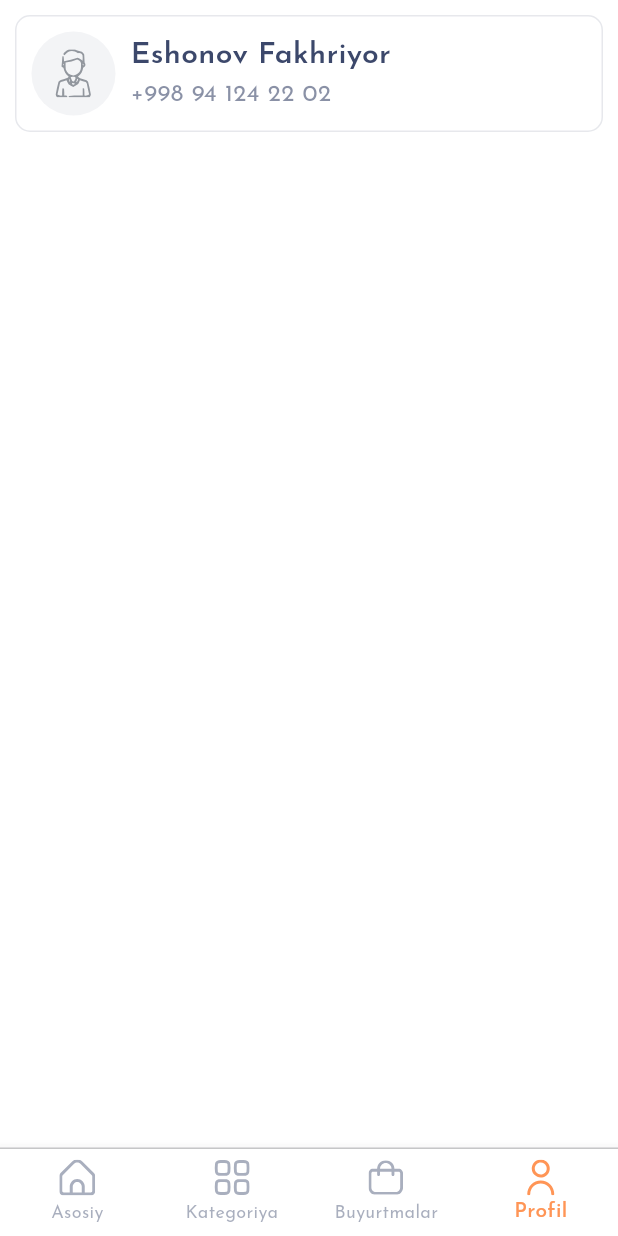
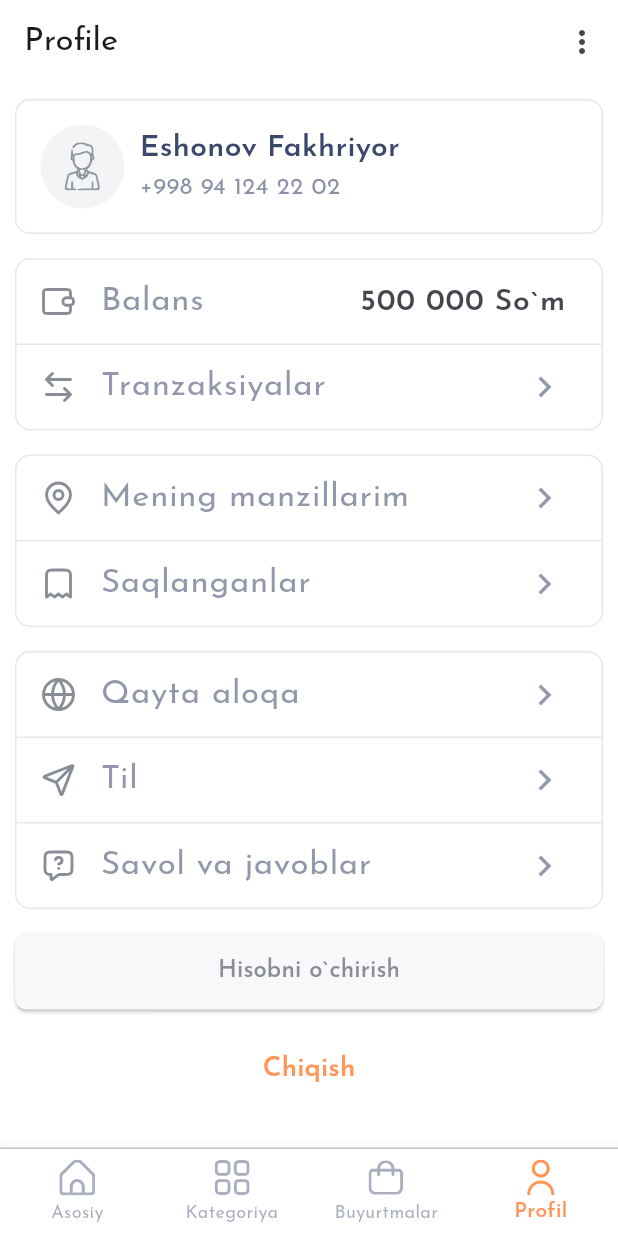
Before and after one commit to MukhammadTukhsanov/del-continue, a Flutter app: the Home screen opened directly, item 4 of the bottom bar chosen, on a phone screen of 412 x 824 dp. Run offline on Flutter 3.47's test engine with Material 3 defaults, Android fonts, the light colour scheme and no system bars; our stand-ins replace firebase_core, flutter_svg, geocoding, geolocator, google_maps_flutter, image_picker and 2 more; accounts and stored records are empty; network calls fail.

Commit message:
new changes

```diff
--- a/lib/core/services/storage_service.dart
+++ b/lib/core/services/storage_service.dart
@@ -6,7 +6,8 @@ class StorageService {
   static const String _addressKey = "savedAddress";
   static const String _locationKey = "user_location";
 
-  static Future<void> userLocation(double latitude, double longitude) async {
+  static Future<void> saveUserLocation(
+      double latitude, double longitude) async {
     try {
       SharedPreferences pref = await SharedPreferences.getInstance();
 
--- a/lib/presentation/pages/home.dart
+++ b/lib/presentation/pages/home.dart
@@ -29,7 +29,7 @@ class _HomeState extends State<Home> {
     Main(),
     Center(child: Text("Category Page", style: TextStyle(fontSize: 20))),
     Center(child: Text("Orders Page", style: TextStyle(fontSize: 20))),
-    Profil(), // Add SettingsPage here
+    Profile(), // Add SettingsPage here
   ];
 
   Widget _buildSvgIcon(String assetName, {required bool isSelected}) {
--- a/lib/presentation/pages/profil.dart
+++ b/lib/presentation/pages/profil.dart
@@ -2,23 +2,25 @@ import 'dart:io';
 
 import 'package:flutter/material.dart';
 import 'package:flutter/services.dart';
-import 'package:flutter_svg/svg.dart';
+import 'package:flutter_svg/flutter_svg.dart';
+import 'package:geo_scraper_mobile/presentation/pages/deliveryAddress.dart';
+import 'package:geo_scraper_mobile/presentation/pages/editPhoneNumber.dart';
+import 'package:geo_scraper_mobile/presentation/pages/transactions.dart';
 import 'package:image_picker/image_picker.dart';
 
-class Profil extends StatefulWidget {
-  const Profil({super.key});
+class Profile extends StatefulWidget {
+  const Profile({super.key});
 
   @override
-  _ProfilState createState() => _ProfilState();
+  _ProfileState createState() => _ProfileState();
 }
 
-class _ProfilState extends State<Profil> {
+class _ProfileState extends State<Profile> {
   File? _imageFile;
   final ImagePicker _picker = ImagePicker();
 
   Future<void> _pickImage() async {
     final pickedFile = await _picker.pickImage(source: ImageSource.gallery);
-
     if (pickedFile != null) {
       setState(() {
         _imageFile = File(pickedFile.path);
@@ -31,64 +33,213 @@ class _ProfilState extends State<Profil> {
     SystemChrome.setSystemUIOverlayStyle(const SystemUiOverlayStyle(
         statusBarColor: Colors.transparent,
         statusBarIconBrightness: Brightness.dark));
+
     return Scaffold(
       backgroundColor: Colors.white,
+      appBar: _buildAppBar(context),
       body: SafeArea(
           child: Padding(
         padding: const EdgeInsets.all(10.0),
+        child: SingleChildScrollView(
             child: Column(
           children: [
-            Container(
-              padding: EdgeInsets.all(10),
-              decoration: BoxDecoration(
-                border: Border.all(width: 1, color: Color(0x203c486b)),
-                borderRadius: BorderRadius.circular(10),
+            _userInfo(),
+            _buildProfileSection([
+              _buildProfileListItem("wallet", "Balans", () {}, "500 000 So`m"),
+              const Divider(color: Color(0x203c486b), thickness: 1, height: 1),
+              _buildProfileListItem("transaction", "Tranzaksiyalar", () {
+                Navigator.push(context,
+                    MaterialPageRoute(builder: (context) => Transactions()));
+              }),
+            ]),
+            _buildProfileSection([
+              _buildProfileListItem("marker-pin", "Mening manzillarim", () {
+                Navigator.push(context,
+                    MaterialPageRoute(builder: (context) => DeliveryAddress()));
+              }),
+              const Divider(color: Color(0x203c486b), thickness: 1, height: 1),
+              _buildProfileListItem("receipt", "Saqlanganlar", () {}),
+            ]),
+            _buildProfileSection([
+              _buildProfileListItem("globe", "Qayta aloqa", () {}),
+              const Divider(color: Color(0x203c486b), thickness: 1, height: 1),
+              _buildProfileListItem("send", "Til", () {}),
+              const Divider(color: Color(0x203c486b), thickness: 1, height: 1),
+              _buildProfileListItem("faq", "Savol va javoblar", () {}),
+            ]),
+            _buildDeleteButton(),
+            _buildLogoutButton(),
+          ],
+        )),
+      )),
+    );
+  }
+
+  AppBar _buildAppBar(BuildContext context) {
+    return AppBar(
+      backgroundColor: Colors.white,
+      surfaceTintColor: Colors.white,
+      title: const Text("Profile"),
+      actions: [
+        _buildPopupMenu(context),
+      ],
+    );
+  }
+
+  Widget _buildPopupMenu(BuildContext context) {
+    return PopupMenuButton<int>(
+      color: Colors.white,
+      icon: const Icon(Icons.more_vert),
+      onSelected: (value) {
+        if (value == 1) {
+          Navigator.push(
+              context, MaterialPageRoute(builder: (_) => EditPhoneNumber()));
+        } else if (value == 2) {
+          print("Выход нажат");
+        }
+      },
+      itemBuilder: (_) => [
+        _buildPopupMenuItem("phone", "Telefon raqamini tahrirlash", 1),
+        const PopupMenuDivider(),
+        _buildPopupMenuItem("edit", "Shaxsiy ma`lumotlarni tahrirlash", 2),
+      ],
+    );
+  }
+
+  PopupMenuItem<int> _buildPopupMenuItem(String icon, String title, int value) {
+    return PopupMenuItem<int>(
+      value: value,
+      child: Row(
+        children: [
+          SvgPicture.asset("assets/icons/$icon.svg", width: 22),
+          const SizedBox(width: 10),
+          Text(title,
+              style: const TextStyle(color: Color(0xff3c486b), fontSize: 14)),
+        ],
       ),
+    );
+  }
+
+  Widget _userInfo() {
+    return Container(
+      padding: const EdgeInsets.all(16),
+      decoration: _boxDecoration(),
       child: Row(
         children: [
           GestureDetector(
             onTap: _pickImage,
             child: CircleAvatar(
               radius: 28,
-                      backgroundColor: Color(0x103c486b),
+              backgroundColor: const Color(0x103c486b),
               backgroundImage:
                   _imageFile != null ? FileImage(_imageFile!) : null,
               child: _imageFile == null
-                          ? SvgPicture.asset(
-                              "assets/icons/no-avatar.svg",
-                              width: 32,
-                              fit: BoxFit.cover,
-                            )
+                  ? SvgPicture.asset("assets/icons/no-avatar.svg", width: 32)
                   : null,
             ),
           ),
-                  SizedBox(width: 10),
-                  Column(
-                    mainAxisAlignment: MainAxisAlignment.center,
+          const SizedBox(width: 10),
+          _userDetails(),
+        ],
+      ),
+    );
+  }
+
+  BoxDecoration _boxDecoration() {
+    return BoxDecoration(
+      border: Border.all(width: 1, color: const Color(0x203c486b)),
+      borderRadius: BorderRadius.circular(10),
+    );
+  }
+
+  Column _userDetails() {
+    return Column(
       crossAxisAlignment: CrossAxisAlignment.start,
-                    children: [
-                      Text(
-                        "Eshonov Fakhriyor",
+      children: const [
+        Text("Eshonov Fakhriyor",
             style: TextStyle(
                 fontSize: 20,
                 fontWeight: FontWeight.w600,
-                            color: Color(0xff3c486b)),
-                      ),
-                      Text(
-                        "+998 94 124 22 02",
+                color: Color(0xff3c486b))),
+        Text("+998 94 124 22 02",
             style: TextStyle(
                 fontSize: 16,
                 fontWeight: FontWeight.w400,
-                            color: Color(0x993c486b)),
+                color: Color(0x993c486b))),
+      ],
+    );
+  }
+
+  Widget _buildProfileSection(List<Widget> items) {
+    return Container(
+      margin: EdgeInsets.only(top: 16),
+      decoration: _boxDecoration(),
+      child: Column(children: items),
+    );
+  }
+
+  Widget _buildProfileListItem(String iconSvg, String title, VoidCallback onTap,
+      [String? subtitle]) {
+    return Column(
+      children: [
+        ListTile(
+          leading: SvgPicture.asset("assets/icons/$iconSvg.svg", width: 24),
+          title: Text(title,
+              style: const TextStyle(fontSize: 22, color: Color(0x903c486b))),
+          trailing: (subtitle?.isEmpty ?? true)
+              ? const Icon(
+                  Icons.chevron_right,
+                  color: Color(0x903c486b),
+                  size: 28,
+                )
+              : Text(
+                  subtitle ?? '',
+                  style: const TextStyle(
+                      fontSize: 20, fontWeight: FontWeight.w600),
                 ),
-                    ],
+          onTap: onTap,
         )
       ],
+    );
+  }
+
+  Widget _buildDeleteButton() {
+    return Container(
+      margin: EdgeInsets.only(top: 16),
+      width: double.infinity,
+      child: ElevatedButton(
+        style: _buttonStyle(),
+        onPressed: () {},
+        child: const Text("Hisobni o`chirish",
+            style: TextStyle(
+                fontSize: 16,
+                fontWeight: FontWeight.w500,
+                color: Color(0xff898e96))),
       ),
-            )
-          ],
+    );
+  }
+
+  Widget _buildLogoutButton() {
+    return Container(
+      margin: EdgeInsets.only(top: 16),
+      width: double.infinity,
+      child: TextButton(
+        onPressed: () {},
+        child: const Text("Chiqish",
+            style: TextStyle(
+                fontSize: 18,
+                color: Color(0xffff9556),
+                fontWeight: FontWeight.w600)),
       ),
-      )),
+    );
+  }
+
+  ButtonStyle _buttonStyle() {
+    return ButtonStyle(
+      fixedSize: WidgetStateProperty.all(const Size.fromHeight(51)),
+      backgroundColor: WidgetStateProperty.all(const Color(0xfff8f8fa)),
+      shape: WidgetStateProperty.all(
+          RoundedRectangleBorder(borderRadius: BorderRadius.circular(8))),
     );
   }
 }
--- a/lib/presentation/screens/splash_screen.dart
+++ b/lib/presentation/screens/splash_screen.dart
@@ -38,7 +38,7 @@ class _SplashScreenState extends State<SplashScreen> {
         throw Exception("Incomplete address data");
       }
 
-      await StorageService.userLocation(
+      await StorageService.saveUserLocation(
           position["latitude"]!, position["longitude"]!);
 
       await StorageService.saveAddress(address["street"]!, address["locality"]!,
--- a/pubspec.yaml
+++ b/pubspec.yaml
@@ -43,6 +43,8 @@ dependencies:
   geolocator: ^13.0.2
   location: ^8.0.0
   image_picker: ^1.1.2
+  google_maps_flutter: ^2.10.0
+  google_maps_cluster_manager: ^3.1.0
 
 dev_dependencies:
   flutter_test:
```
Also changed, not shown: lib/presentation/pages/deliveryAddress.dart (added, +217 -0 lines), lib/presentation/pages/editPhoneNumber.dart (added, +84 -0 lines), lib/presentation/pages/transactions.dart (added, +72 -0 lines), lib/presentation/widgets/text_field.dart (+7 -3 lines), assets/icons/edit.svg (added), assets/icons/faq.svg (added), assets/icons/globe.svg (added), assets/icons/marker-pin.svg (added), assets/icons/phone.svg (added), assets/icons/receipt.svg (added), assets/icons/send.svg (added), assets/icons/transaction.svg (added), assets/icons/wallet.svg (added), flutter_01.png (added), 1 more files, 4 other files. Lines whose indentation alone changed are shown as unchanged.
